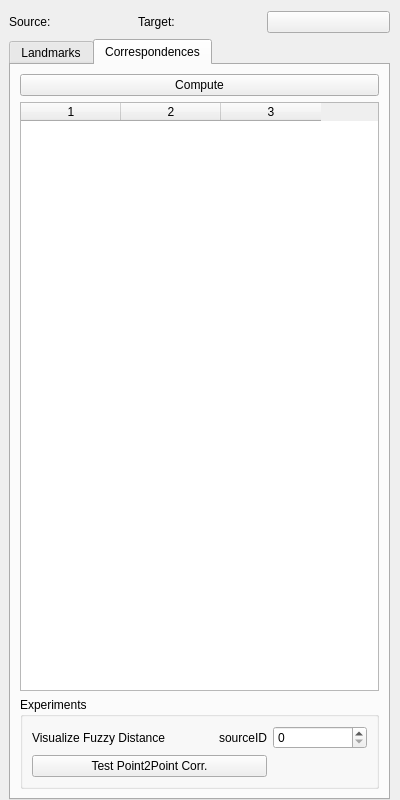
The window that topo-blend/landmarks_dialog.ui (ialhashim/topo-blend) describes before a commit, drawn with Qt 5.
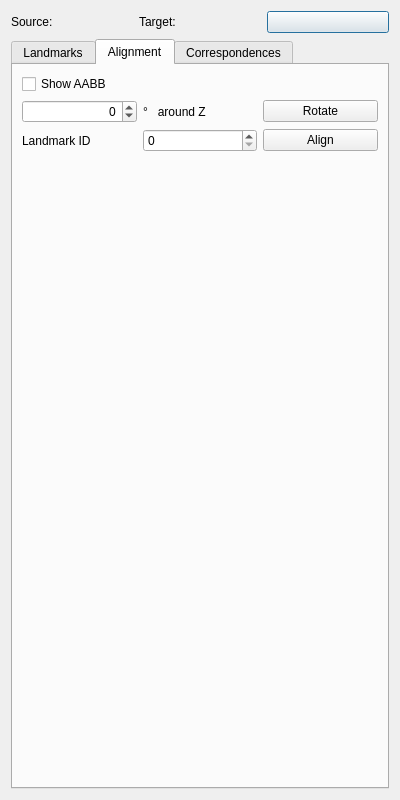
The same window after the commit. The open tabs and pages were chosen to show the change. Icons and pictures are not drawn.

Commit message: [Corr.] moveBottomCenterToOrigin and normalize the graphs.

Patch:
```diff
--- a/topo-blend/landmarks_dialog.ui
+++ b/topo-blend/landmarks_dialog.ui
@@ -31,15 +31,38 @@
   <property name="modal">
    <bool>true</bool>
   </property>
+  <layout class="QGridLayout" name="gridLayout_3">
+   <item row="0" column="0">
+    <layout class="QHBoxLayout" name="horizontalLayout">
+     <item>
+      <widget class="QLabel" name="sName">
+       <property name="text">
+        <string>Source: </string>
+       </property>
+      </widget>
+     </item>
+     <item>
+      <widget class="QLabel" name="tName">
+       <property name="text">
+        <string>Target:</string>
+       </property>
+      </widget>
+     </item>
+     <item>
+      <widget class="QPushButton" name="reloadButton">
+       <property name="text">
+        <string/>
+       </property>
+       <property name="icon">
+        <iconset resource="topo-blend.qrc">
+         <normaloff>:/images/update.png</normaloff>:/images/update.png</iconset>
+       </property>
+      </widget>
+     </item>
+    </layout>
+   </item>
+   <item row="1" column="0">
   <widget class="QTabWidget" name="tabWidget">
-   <property name="geometry">
-    <rect>
-     <x>9</x>
-     <y>39</y>
-     <width>381</width>
-     <height>761</height>
-    </rect>
-   </property>
    <property name="currentIndex">
     <number>1</number>
    </property>
@@ -117,39 +140,77 @@
        </property>
       </widget>
      </item>
+      </layout>
+     </widget>
+     <widget class="QWidget" name="tab_3">
+      <attribute name="title">
+       <string>Alignment</string>
+      </attribute>
+      <layout class="QGridLayout" name="gridLayout">
+       <item row="3" column="1">
+        <widget class="QSpinBox" name="spinBox_2"/>
+       </item>
+       <item row="2" column="1">
+        <widget class="QLabel" name="label">
+         <property name="text">
+          <string>°   around Z</string>
+         </property>
+        </widget>
+       </item>
+       <item row="2" column="0">
+        <widget class="QSpinBox" name="spinBox">
+         <property name="alignment">
+          <set>Qt::AlignRight|Qt::AlignTrailing|Qt::AlignVCenter</set>
+         </property>
+         <property name="minimum">
+          <number>-90</number>
+         </property>
+         <property name="maximum">
+          <number>180</number>
+         </property>
+         <property name="singleStep">
+          <number>90</number>
+         </property>
+        </widget>
+       </item>
+       <item row="3" column="2">
+        <widget class="QPushButton" name="alignButton">
+         <property name="text">
+          <string>Align</string>
+         </property>
+        </widget>
+       </item>
+       <item row="2" column="2">
+        <widget class="QPushButton" name="rotateButton">
+         <property name="text">
+          <string>Rotate</string>
+         </property>
+        </widget>
+       </item>
+       <item row="6" column="2">
+        <spacer name="verticalSpacer">
+         <property name="orientation">
+          <enum>Qt::Vertical</enum>
+         </property>
+         <property name="sizeHint" stdset="0">
+          <size>
+           <width>20</width>
+           <height>40</height>
+          </size>
+         </property>
+        </spacer>
+       </item>
      <item row="3" column="0">
-      <widget class="QPushButton" name="addButton">
+        <widget class="QLabel" name="label_2">
        <property name="text">
-        <string>Add</string>
-       </property>
-       <property name="icon">
-        <iconset resource="topo-blend.qrc">
-         <normaloff>:/images/downarrow.png</normaloff>:/images/downarrow.png</iconset>
-       </property>
-      </widget>
-     </item>
-     <item row="6" column="0">
-      <widget class="QPushButton" name="loadButton">
+          <string>Landmark ID</string>
+         </property>
+        </widget>
+       </item>
+       <item row="1" column="0">
+        <widget class="QCheckBox" name="checkBox">
        <property name="text">
-        <string>Load</string>
-       </property>
-       <property name="icon">
-        <iconset resource="topo-blend.qrc">
-         <normaloff>:/images/openGraph.png</normaloff>:/images/openGraph.png</iconset>
-       </property>
-      </widget>
-     </item>
-     <item row="2" column="0">
-      <widget class="QListWidget" name="sList">
-       <property name="selectionMode">
-        <enum>QAbstractItemView::MultiSelection</enum>
-       </property>
-      </widget>
-     </item>
-     <item row="5" column="0">
-      <widget class="QLabel" name="label_3">
-       <property name="text">
-        <string>File I/O</string>
+          <string>Show AABB</string>
        </property>
       </widget>
      </item>
@@ -235,43 +296,10 @@
     </layout>
    </widget>
   </widget>
-  <widget class="QWidget" name="">
-   <property name="geometry">
-    <rect>
-     <x>9</x>
-     <y>9</y>
-     <width>381</width>
-     <height>26</height>
-    </rect>
-   </property>
-   <layout class="QHBoxLayout" name="horizontalLayout">
-    <item>
-     <widget class="QLabel" name="sName">
-      <property name="text">
-       <string>Source: </string>
-      </property>
-     </widget>
-    </item>
-    <item>
-     <widget class="QLabel" name="tName">
-      <property name="text">
-       <string>Target:</string>
-      </property>
-     </widget>
-    </item>
-    <item>
-     <widget class="QPushButton" name="reloadButton">
-      <property name="text">
-       <string/>
-      </property>
-      <property name="icon">
-       <iconset resource="topo-blend.qrc">
-        <normaloff>:/images/update.png</normaloff>:/images/update.png</iconset>
-      </property>
-     </widget>
-    </item>
-   </layout>
-  </widget>
+   </item>
+  </layout>
+  <zorder>layoutWidget</zorder>
+  <zorder>tabWidget</zorder>
  </widget>
  <resources>
   <include location="topo-blend.qrc"/>
```
Left out of the diff: 82 changed lines with no effect on the pictures. Lines whose indentation alone changed are shown as unchanged. The commit also changes 13 other files.
